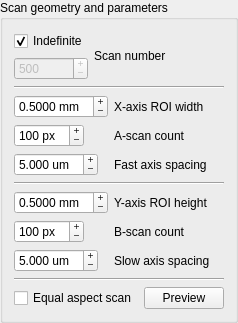
Above: src/main/ui/scan_octa.ui from BUNPC/PyImageOCT before the change. Below: the same form after it.
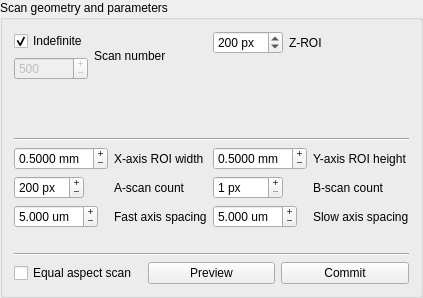
That is the form after the change.

Commit message: High rate 3D acquisition. GUI crashes on Stop->Start

```diff
--- a/src/main/ui/scan_octa.ui
+++ b/src/main/ui/scan_octa.ui
@@ -6,8 +6,8 @@
    <rect>
     <x>0</x>
     <y>0</y>
-    <width>185</width>
-    <height>249</height>
+    <width>373</width>
+    <height>298</height>
    </rect>
   </property>
   <property name="minimumSize">
@@ -25,8 +25,8 @@
   <property name="title">
    <string>Scan geometry and parameters</string>
   </property>
-  <layout class="QVBoxLayout" name="verticalLayout">
-   <item>
+  <layout class="QGridLayout" name="gridLayout">
+   <item row="0" column="0">
     <layout class="QFormLayout" name="formNumber">
      <item row="0" column="0">
       <layout class="QGridLayout" name="subFormGrid">
@@ -79,14 +79,44 @@
      </item>
     </layout>
    </item>
-   <item>
+   <item row="0" column="1">
+    <layout class="QFormLayout" name="formLayout">
+     <item row="0" column="0">
+      <widget class="QSpinBox" name="spinBox">
+       <property name="toolTip">
+        <string>A-lines are cropped to this number of uppermost pixels on display and acquisition</string>
+       </property>
+       <property name="suffix">
+        <string> px</string>
+       </property>
+       <property name="maximum">
+        <number>1024</number>
+       </property>
+       <property name="value">
+        <number>200</number>
+       </property>
+      </widget>
+     </item>
+     <item row="0" column="1">
+      <widget class="QLabel" name="labelZROI">
+       <property name="toolTip">
+        <string>A-lines are cropped to this number of uppermost pixels on display and acquisition</string>
+       </property>
+       <property name="text">
+        <string>Z-ROI</string>
+       </property>
+      </widget>
+     </item>
+    </layout>
+   </item>
+   <item row="1" column="0" colspan="2">
     <widget class="Line" name="line_3">
      <property name="orientation">
       <enum>Qt::Horizontal</enum>
      </property>
     </widget>
    </item>
-   <item>
+   <item row="2" column="0">
     <layout class="QFormLayout" name="formX">
      <item row="0" column="0">
       <widget class="QDoubleSpinBox" name="spinROIWidth">
@@ -141,7 +171,7 @@
         <number>2400</number>
        </property>
        <property name="value">
-        <number>100</number>
+        <number>200</number>
        </property>
       </widget>
      </item>
@@ -189,14 +219,7 @@
      </item>
     </layout>
    </item>
-   <item>
-    <widget class="Line" name="line">
-     <property name="orientation">
-      <enum>Qt::Horizontal</enum>
-     </property>
-    </widget>
-   </item>
-   <item>
+   <item row="2" column="1">
     <layout class="QFormLayout" name="formY">
      <item row="0" column="1">
       <widget class="QLabel" name="labelROIHeight">
@@ -250,6 +273,31 @@
        </property>
       </widget>
      </item>
+     <item row="0" column="0">
+      <widget class="QDoubleSpinBox" name="spinROIHeight">
+       <property name="toolTip">
+        <string>The width of the C-scan in physical units</string>
+       </property>
+       <property name="buttonSymbols">
+        <enum>QAbstractSpinBox::PlusMinus</enum>
+       </property>
+       <property name="suffix">
+        <string> mm</string>
+       </property>
+       <property name="decimals">
+        <number>4</number>
+       </property>
+       <property name="minimum">
+        <double>0.000100000000000</double>
+       </property>
+       <property name="singleStep">
+        <double>0.010000000000000</double>
+       </property>
+       <property name="value">
+        <double>0.500000000000000</double>
+       </property>
+      </widget>
+     </item>
      <item row="1" column="0">
       <widget class="QSpinBox" name="spinBCount">
        <property name="toolTip">
@@ -268,47 +316,25 @@
         <number>3600</number>
        </property>
        <property name="value">
-        <number>100</number>
-       </property>
-      </widget>
-     </item>
-     <item row="0" column="0">
-      <widget class="QDoubleSpinBox" name="spinROIHeight">
-       <property name="toolTip">
-        <string>The width of the C-scan in physical units</string>
-       </property>
-       <property name="buttonSymbols">
-        <enum>QAbstractSpinBox::PlusMinus</enum>
-       </property>
-       <property name="suffix">
-        <string> mm</string>
-       </property>
-       <property name="decimals">
-        <number>4</number>
-       </property>
-       <property name="minimum">
-        <double>0.000100000000000</double>
-       </property>
-       <property name="singleStep">
-        <double>0.010000000000000</double>
-       </property>
-       <property name="value">
-        <double>0.500000000000000</double>
+        <number>1</number>
        </property>
       </widget>
      </item>
     </layout>
    </item>
-   <item>
-    <widget class="Line" name="line_2">
-     <property name="orientation">
-      <enum>Qt::Horizontal</enum>
-     </property>
-    </widget>
-   </item>
-   <item>
+   <item row="3" column="0" colspan="2">
     <layout class="QGridLayout" name="gridLayout_4">
-     <item row="0" column="0">
+     <item row="1" column="1">
+      <widget class="QPushButton" name="previewButton">
+       <property name="toolTip">
+        <string>Plot the scan pattern positions</string>
+       </property>
+       <property name="text">
+        <string>Preview</string>
+       </property>
+      </widget>
+     </item>
+     <item row="1" column="0">
       <widget class="QCheckBox" name="checkEqualAspect">
        <property name="toolTip">
         <string>Forces X and Y scan spacing to be equal</string>
@@ -321,13 +347,17 @@
        </property>
       </widget>
      </item>
-     <item row="0" column="1">
-      <widget class="QPushButton" name="previewButton">
-       <property name="toolTip">
-        <string>Plot the scan pattern positions</string>
-       </property>
+     <item row="1" column="2">
+      <widget class="QPushButton" name="commitButton">
        <property name="text">
-        <string>Preview</string>
+        <string>Commit</string>
+       </property>
+      </widget>
+     </item>
+     <item row="0" column="0" colspan="3">
+      <widget class="Line" name="line_2">
+       <property name="orientation">
+        <enum>Qt::Horizontal</enum>
        </property>
       </widget>
      </item>
```
The commit also changes 5 other files.
